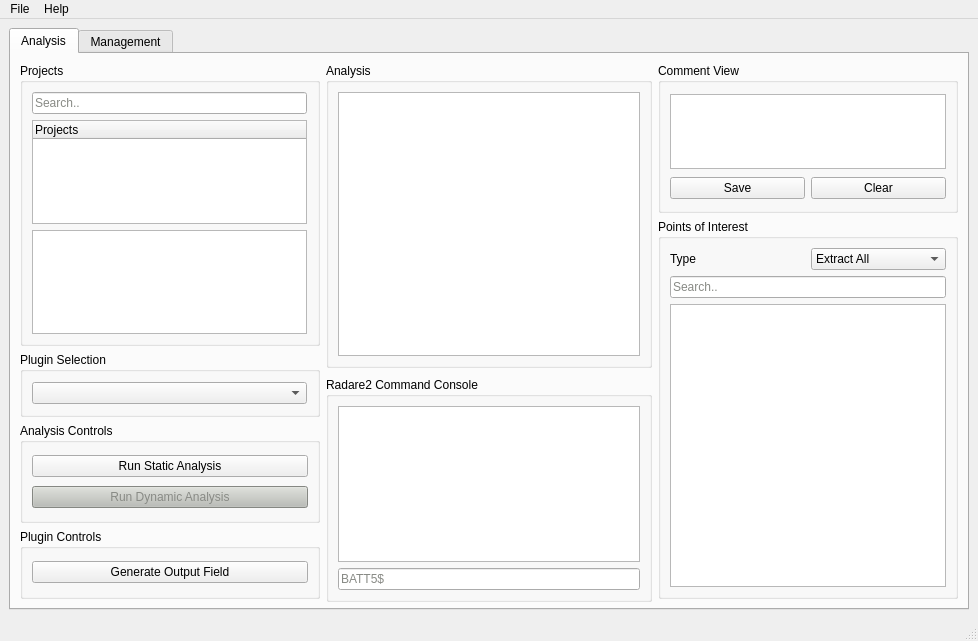
The window that src/GUI/ui_files/BATT5_GUI.ui (adalio0/BATT5) describes before a commit, drawn with Qt 5.
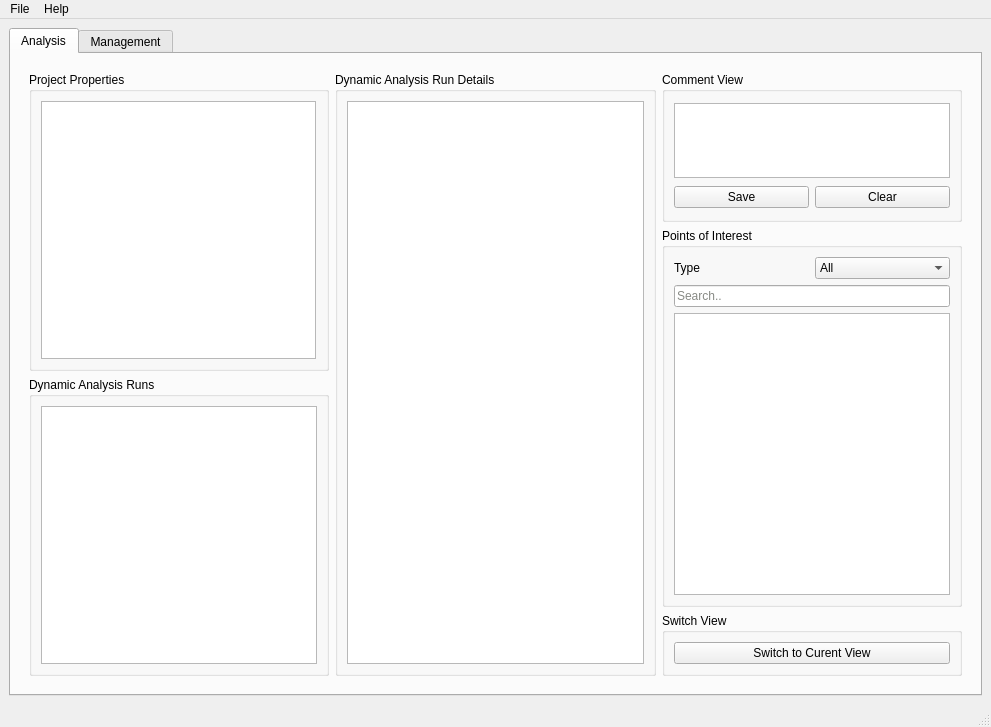
The same window after the commit. The open tabs and pages were chosen to show the change.

Commit message: Added history view and switch capabilities

What changed in the file:
```diff
--- a/src/GUI/ui_files/BATT5_GUI.ui
+++ b/src/GUI/ui_files/BATT5_GUI.ui
@@ -6,8 +6,8 @@
    <rect>
     <x>0</x>
     <y>0</y>
-    <width>978</width>
-    <height>641</height>
+    <width>991</width>
+    <height>727</height>
    </rect>
   </property>
   <property name="windowTitle">
@@ -26,7 +26,12 @@
        </attribute>
        <layout class="QHBoxLayout" name="horizontalLayout_2">
         <item>
-         <layout class="QHBoxLayout" name="project_layout">
+         <widget class="QStackedWidget" name="changeViews_stack">
+          <property name="currentIndex">
+           <number>0</number>
+          </property>
+          <widget class="QWidget" name="current_view">
+           <layout class="QHBoxLayout" name="horizontalLayout_4">
           <item>
            <layout class="QVBoxLayout" name="project_sublayout">
             <item>
@@ -225,10 +230,6 @@
             </item>
            </layout>
           </item>
-         </layout>
-        </item>
-        <item>
-         <layout class="QHBoxLayout" name="detailedAnalysis_layout">
           <item>
            <layout class="QVBoxLayout" name="detailedAnalysis_sublayout">
             <item>
@@ -262,7 +263,7 @@
                </size>
               </property>
               <property name="title">
-               <string>Radare2 Command Console</string>
+                 <string>Command Console</string>
               </property>
               <layout class="QVBoxLayout" name="verticalLayout_17">
                <item>
@@ -300,15 +301,6 @@
                       </color>
                      </brush>
                     </colorrole>
-                    <colorrole role="PlaceholderText">
-                     <brush brushstyle="NoBrush">
-                      <color alpha="128">
-                       <red>136</red>
-                       <green>138</green>
-                       <blue>133</blue>
-                      </color>
-                     </brush>
-                    </colorrole>
                    </active>
                    <inactive>
                     <colorrole role="WindowText">
@@ -338,15 +330,6 @@
                       </color>
                      </brush>
                     </colorrole>
-                    <colorrole role="PlaceholderText">
-                     <brush brushstyle="NoBrush">
-                      <color alpha="128">
-                       <red>136</red>
-                       <green>138</green>
-                       <blue>133</blue>
-                      </color>
-                     </brush>
-                    </colorrole>
                    </inactive>
                    <disabled>
                     <colorrole role="WindowText">
@@ -376,15 +359,6 @@
                       </color>
                      </brush>
                     </colorrole>
-                    <colorrole role="PlaceholderText">
-                     <brush brushstyle="NoBrush">
-                      <color alpha="128">
-                       <red>136</red>
-                       <green>138</green>
-                       <blue>133</blue>
-                      </color>
-                     </brush>
-                    </colorrole>
                    </disabled>
                   </palette>
                  </property>
@@ -401,10 +375,6 @@
             </item>
            </layout>
           </item>
-         </layout>
-        </item>
-        <item>
-         <layout class="QHBoxLayout" name="commentAndPoi_layout">
           <item>
            <layout class="QVBoxLayout" name="commentAndPoi_sublayout">
             <item>
@@ -553,9 +523,288 @@
               </layout>
              </widget>
             </item>
-           </layout>
-          </item>
-         </layout>
+              <item>
+               <widget class="QGroupBox" name="viewCurrent_box">
+                <property name="title">
+                 <string>Switch View</string>
+                </property>
+                <layout class="QVBoxLayout" name="verticalLayout_3">
+                 <item>
+                  <widget class="QPushButton" name="switchToHistory_button">
+                   <property name="text">
+                    <string>Switch to History View</string>
+                   </property>
+                  </widget>
+                 </item>
+                </layout>
+               </widget>
+              </item>
+             </layout>
+            </item>
+           </layout>
+          </widget>
+          <widget class="QWidget" name="page_4">
+           <layout class="QHBoxLayout" name="horizontalLayout">
+            <item>
+             <layout class="QVBoxLayout" name="project_sublayout_h">
+              <item>
+               <widget class="QGroupBox" name="project_box_h">
+                <property name="maximumSize">
+                 <size>
+                  <width>300</width>
+                  <height>350</height>
+                 </size>
+                </property>
+                <property name="acceptDrops">
+                 <bool>false</bool>
+                </property>
+                <property name="autoFillBackground">
+                 <bool>false</bool>
+                </property>
+                <property name="styleSheet">
+                 <string notr="true"/>
+                </property>
+                <property name="title">
+                 <string>Project Properties</string>
+                </property>
+                <property name="flat">
+                 <bool>false</bool>
+                </property>
+                <property name="checkable">
+                 <bool>false</bool>
+                </property>
+                <layout class="QVBoxLayout" name="verticalLayout_22">
+                 <item>
+                  <widget class="QTextBrowser" name="projectProperties_text_h">
+                   <property name="minimumSize">
+                    <size>
+                     <width>275</width>
+                     <height>0</height>
+                    </size>
+                   </property>
+                   <property name="maximumSize">
+                    <size>
+                     <width>250</width>
+                     <height>300</height>
+                    </size>
+                   </property>
+                   <property name="html">
+                    <string>&lt;!DOCTYPE HTML PUBLIC &quot;-//W3C//DTD HTML 4.0//EN&quot; &quot;http://www.w3.org/TR/REC-html40/strict.dtd&quot;&gt;
+&lt;html&gt;&lt;head&gt;&lt;meta name=&quot;qrichtext&quot; content=&quot;1&quot; /&gt;&lt;style type=&quot;text/css&quot;&gt;
+p, li { white-space: pre-wrap; }
+&lt;/style&gt;&lt;/head&gt;&lt;body style=&quot; font-family:'MS Shell Dlg 2'; font-size:7.8pt; font-weight:400; font-style:normal;&quot;&gt;
+&lt;p style=&quot;-qt-paragraph-type:empty; margin-top:0px; margin-bottom:0px; margin-left:0px; margin-right:0px; -qt-block-indent:0; text-indent:0px;&quot;&gt;&lt;br /&gt;&lt;/p&gt;&lt;/body&gt;&lt;/html&gt;</string>
+                   </property>
+                  </widget>
+                 </item>
+                </layout>
+               </widget>
+              </item>
+              <item>
+               <widget class="QGroupBox" name="daRuns_box">
+                <property name="maximumSize">
+                 <size>
+                  <width>300</width>
+                  <height>16777215</height>
+                 </size>
+                </property>
+                <property name="title">
+                 <string>Dynamic Analysis Runs</string>
+                </property>
+                <layout class="QVBoxLayout" name="verticalLayout_6">
+                 <item>
+                  <widget class="QListWidget" name="daRuns_list"/>
+                 </item>
+                </layout>
+               </widget>
+              </item>
+             </layout>
+            </item>
+            <item>
+             <layout class="QVBoxLayout" name="detailedAnalysis_sublayout_2">
+              <item>
+               <widget class="QGroupBox" name="daRunDetails_box">
+                <property name="title">
+                 <string>Dynamic Analysis Run Details</string>
+                </property>
+                <layout class="QVBoxLayout" name="verticalLayout_20">
+                 <item>
+                  <widget class="QTableWidget" name="daRunDetails_table"/>
+                 </item>
+                </layout>
+               </widget>
+              </item>
+             </layout>
+            </item>
+            <item>
+             <layout class="QVBoxLayout" name="commentAndPoi_sublayout_2">
+              <item>
+               <widget class="QGroupBox" name="comment_box_2">
+                <property name="maximumSize">
+                 <size>
+                  <width>300</width>
+                  <height>150</height>
+                 </size>
+                </property>
+                <property name="title">
+                 <string>Comment View</string>
+                </property>
+                <layout class="QVBoxLayout" name="verticalLayout_4">
+                 <item>
+                  <widget class="QTextEdit" name="comment_text_2">
+                   <property name="minimumSize">
+                    <size>
+                     <width>0</width>
+                     <height>0</height>
+                    </size>
+                   </property>
+                   <property name="maximumSize">
+                    <size>
+                     <width>16777215</width>
+                     <height>75</height>
+                    </size>
+                   </property>
+                  </widget>
+                 </item>
+                 <item>
+                  <layout class="QGridLayout" name="commentButton_layout_2">
+                   <item row="0" column="0">
+                    <widget class="QPushButton" name="commentSave_button_2">
+                     <property name="text">
+                      <string>Save</string>
+                     </property>
+                    </widget>
+                   </item>
+                   <item row="0" column="1">
+                    <widget class="QPushButton" name="commentClear_button_2">
+                     <property name="text">
+                      <string>Clear</string>
+                     </property>
+                    </widget>
+                   </item>
+                  </layout>
+                 </item>
+                </layout>
+               </widget>
+              </item>
+              <item>
+               <widget class="QGroupBox" name="poi_box_2">
+                <property name="minimumSize">
+                 <size>
+                  <width>0</width>
+                  <height>50</height>
+                 </size>
+                </property>
+                <property name="maximumSize">
+                 <size>
+                  <width>300</width>
+                  <height>16777215</height>
+                 </size>
+                </property>
+                <property name="title">
+                 <string>Points of Interest</string>
+                </property>
+                <layout class="QVBoxLayout" name="verticalLayout_19">
+                 <item>
+                  <layout class="QGridLayout" name="poi_layout_2">
+                   <item row="0" column="1">
+                    <widget class="QComboBox" name="poiType_dropdown_2">
+                     <item>
+                      <property name="text">
+                       <string>All</string>
+                      </property>
+                     </item>
+                     <item>
+                      <property name="text">
+                       <string>Function</string>
+                      </property>
+                     </item>
+                     <item>
+                      <property name="text">
+                       <string>String</string>
+                      </property>
+                     </item>
+                     <item>
+                      <property name="text">
+                       <string>Variable</string>
+                      </property>
+                     </item>
+                     <item>
+                      <property name="text">
+                       <string>DLL</string>
+                      </property>
+                     </item>
+                     <item>
+                      <property name="text">
+                       <string>Packet Protocol</string>
+                      </property>
+                     </item>
+                     <item>
+                      <property name="text">
+                       <string>Struct</string>
+                      </property>
+                     </item>
+                    </widget>
+                   </item>
+                   <item row="0" column="0">
+                    <widget class="QLabel" name="poiType_label_2">
+                     <property name="text">
+                      <string>Type</string>
+                     </property>
+                    </widget>
+                   </item>
+                  </layout>
+                 </item>
+                 <item>
+                  <widget class="QLineEdit" name="poiSearch_lineEdit_2">
+                   <property name="styleSheet">
+                    <string notr="true">color: rgb(136, 138, 133);</string>
+                   </property>
+                   <property name="text">
+                    <string>Search..</string>
+                   </property>
+                  </widget>
+                 </item>
+                 <item>
+                  <widget class="QListWidget" name="poi_list_2">
+                   <property name="minimumSize">
+                    <size>
+                     <width>275</width>
+                     <height>0</height>
+                    </size>
+                   </property>
+                   <property name="maximumSize">
+                    <size>
+                     <width>16777215</width>
+                     <height>16777215</height>
+                    </size>
+                   </property>
+                  </widget>
+                 </item>
+                </layout>
+               </widget>
+              </item>
+              <item>
+               <widget class="QGroupBox" name="switchToCurrent_box">
+                <property name="title">
+                 <string>Switch View</string>
+                </property>
+                <layout class="QVBoxLayout" name="verticalLayout_5">
+                 <item>
+                  <widget class="QPushButton" name="switchToCurrent_button">
+                   <property name="text">
+                    <string>Switch to Curent View</string>
+                   </property>
+                  </widget>
+                 </item>
+                </layout>
+               </widget>
+              </item>
+             </layout>
+            </item>
+           </layout>
+          </widget>
+         </widget>
         </item>
        </layout>
       </widget>
@@ -681,7 +930,7 @@
     <rect>
      <x>0</x>
      <y>0</y>
-     <width>978</width>
+     <width>991</width>
      <height>26</height>
     </rect>
    </property>
```
Left out of the diff: 220 changed lines with no effect on the pictures. Lines whose indentation alone changed are shown as unchanged. The commit also changes 19 other files.
